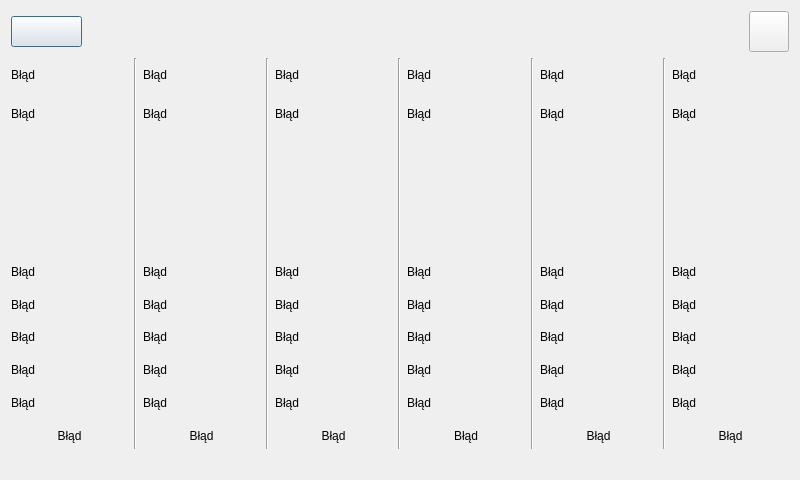
Old version of the form weather.ui in the repository mateusur/Home_automation.
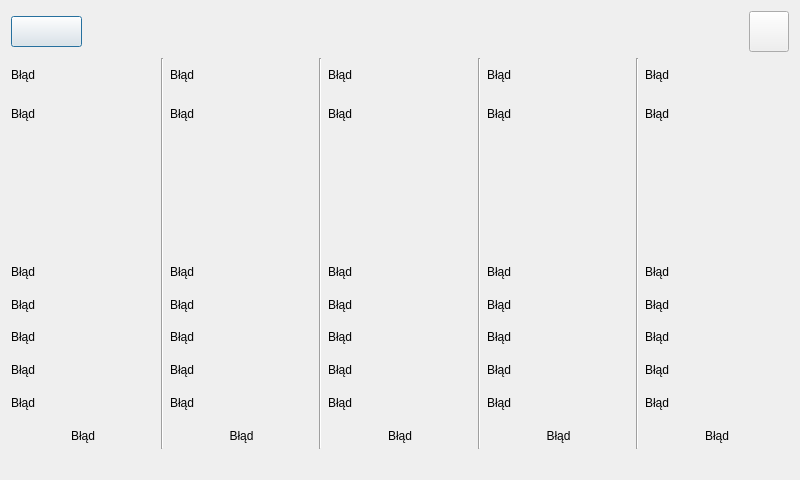
New version of the form.

Commit message: weather -1 day

```diff
--- a/weather.ui
+++ b/weather.ui
@@ -10,6 +10,12 @@
     <height>480</height>
    </rect>
   </property>
+  <property name="maximumSize">
+   <size>
+    <width>800</width>
+    <height>480</height>
+   </size>
+  </property>
   <property name="windowTitle">
    <string>Pogoda</string>
   </property>
@@ -801,133 +807,6 @@
        </item>
       </layout>
      </item>
-     <item>
-      <widget class="Line" name="line_5">
-       <property name="orientation">
-        <enum>Qt::Vertical</enum>
-       </property>
-      </widget>
-     </item>
-     <item>
-      <layout class="QVBoxLayout" name="verticalLayout_16">
-       <item>
-        <widget class="QLabel" name="label_day05">
-         <property name="maximumSize">
-          <size>
-           <width>16777215</width>
-           <height>33</height>
-          </size>
-         </property>
-         <property name="text">
-          <string>Błąd</string>
-         </property>
-        </widget>
-       </item>
-       <item>
-        <widget class="QLabel" name="label_day05_2">
-         <property name="maximumSize">
-          <size>
-           <width>16777215</width>
-           <height>33</height>
-          </size>
-         </property>
-         <property name="text">
-          <string>Błąd</string>
-         </property>
-        </widget>
-       </item>
-       <item>
-        <widget class="QLabel" name="label_icon_day05">
-         <property name="minimumSize">
-          <size>
-           <width>96</width>
-           <height>96</height>
-          </size>
-         </property>
-         <property name="maximumSize">
-          <size>
-           <width>96</width>
-           <height>96</height>
-          </size>
-         </property>
-         <property name="text">
-          <string/>
-         </property>
-        </widget>
-       </item>
-       <item>
-        <layout class="QVBoxLayout" name="verticalLayout_6">
-         <item>
-          <spacer name="verticalSpacer_7">
-           <property name="orientation">
-            <enum>Qt::Vertical</enum>
-           </property>
-           <property name="sizeType">
-            <enum>QSizePolicy::Minimum</enum>
-           </property>
-           <property name="sizeHint" stdset="0">
-            <size>
-             <width>20</width>
-             <height>20</height>
-            </size>
-           </property>
-          </spacer>
-         </item>
-         <item>
-          <widget class="QLabel" name="label_temp05">
-           <property name="minimumSize">
-            <size>
-             <width>0</width>
-             <height>0</height>
-            </size>
-           </property>
-           <property name="text">
-            <string>Błąd</string>
-           </property>
-          </widget>
-         </item>
-         <item>
-          <widget class="QLabel" name="label_feels05">
-           <property name="text">
-            <string>Błąd</string>
-           </property>
-          </widget>
-         </item>
-         <item>
-          <widget class="QLabel" name="label_rain05">
-           <property name="text">
-            <string>Błąd</string>
-           </property>
-          </widget>
-         </item>
-         <item>
-          <widget class="QLabel" name="label_pressure05">
-           <property name="text">
-            <string>Błąd</string>
-           </property>
-          </widget>
-         </item>
-         <item>
-          <widget class="QLabel" name="label_clouds05">
-           <property name="text">
-            <string>Błąd</string>
-           </property>
-          </widget>
-         </item>
-         <item>
-          <widget class="QLabel" name="label_description05">
-           <property name="text">
-            <string>Błąd</string>
-           </property>
-           <property name="alignment">
-            <set>Qt::AlignCenter</set>
-           </property>
-          </widget>
-         </item>
-        </layout>
-       </item>
-      </layout>
-     </item>
     </layout>
    </item>
    <item row="2" column="0">
```
The commit also changes 1 other file.
